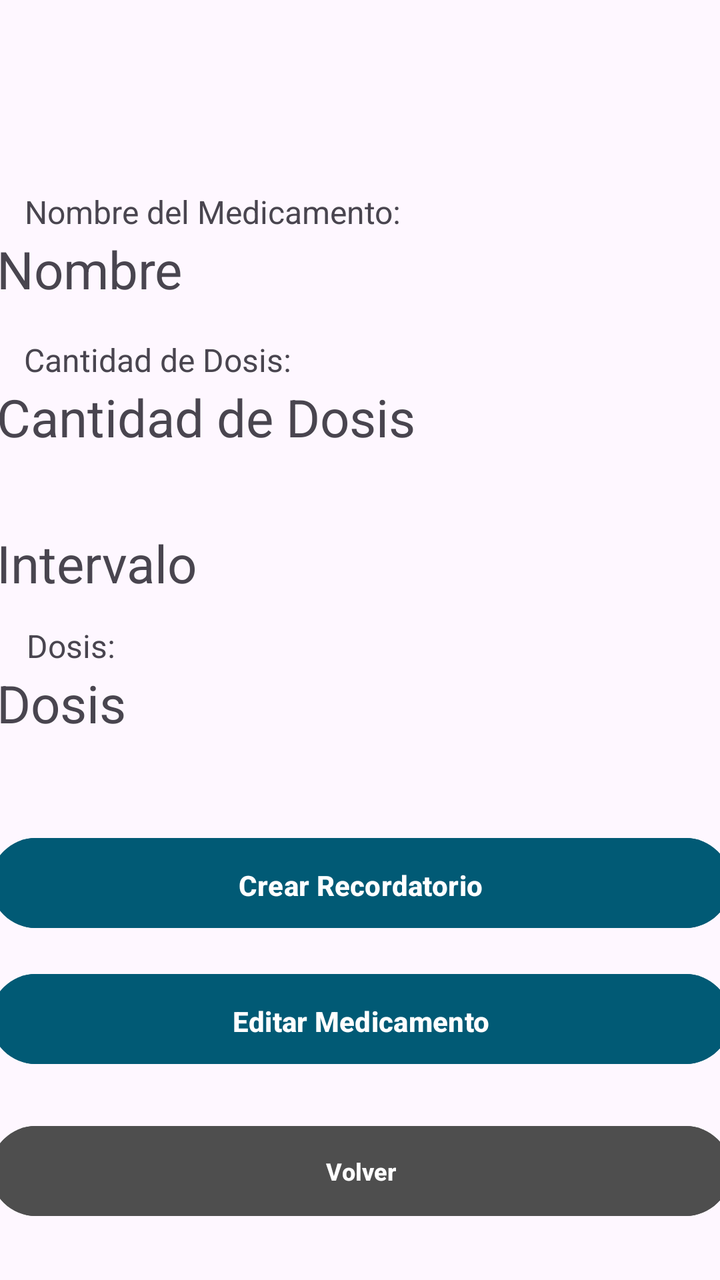
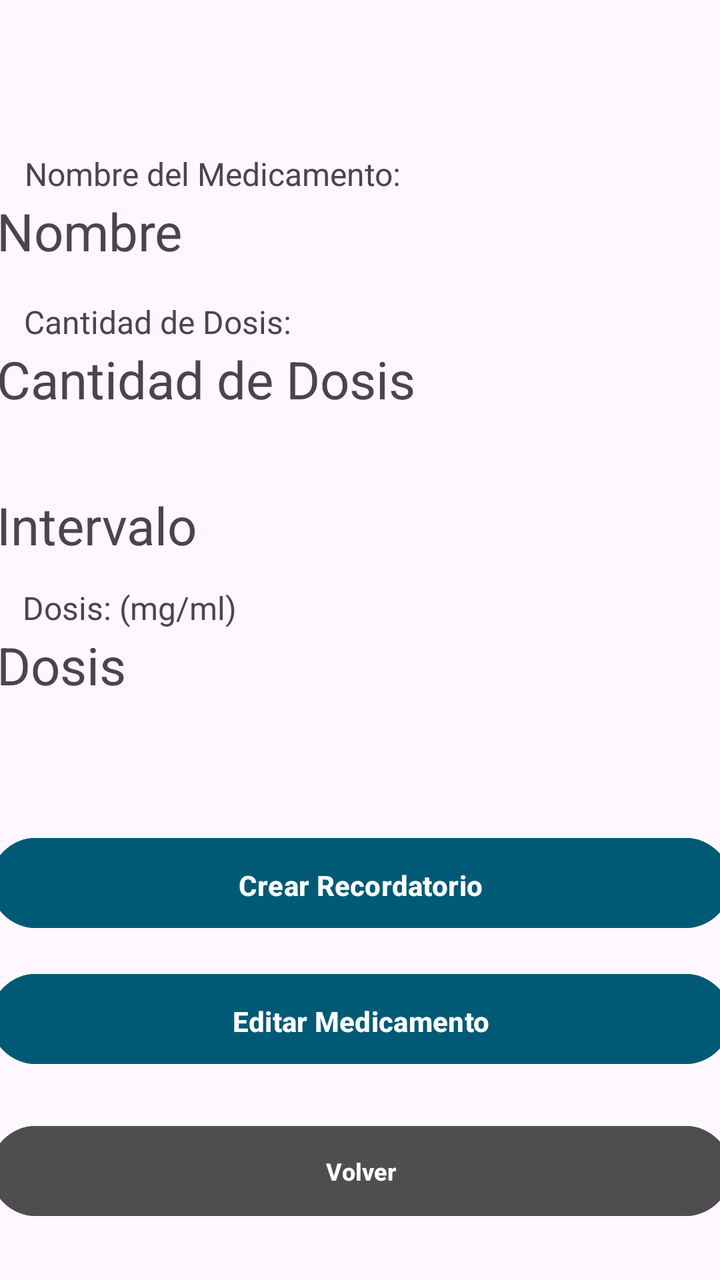

Screens rendered from an Android XML layout before and after an edit, with the pre-edit source and the edit as a unified diff.
<!-- AndroidManifest.xml: application theme Theme.MobilesVC -->
<!-- res/layout/medicamento_view.xml -->
<?xml version="1.0" encoding="utf-8"?>
<androidx.constraintlayout.widget.ConstraintLayout xmlns:android="http://schemas.android.com/apk/res/android"
    xmlns:app="http://schemas.android.com/apk/res-auto"
    xmlns:tools="http://schemas.android.com/tools"
    android:layout_width="match_parent"
    android:layout_height="match_parent">

    <Button
        android:id="@+id/vToRecordatorioCrear2"
        android:layout_width="370dp"
        android:layout_height="53dp"
        android:layout_marginBottom="172dp"
        android:backgroundTint="#015A75"
        android:paddingVertical="14dp"
        android:text="Crear Recordatorio"
        android:textStyle="bold"
        app:layout_constraintBottom_toBottomOf="parent"
        app:layout_constraintEnd_toEndOf="parent"
        app:layout_constraintHorizontal_bias="0.5"
        app:layout_constraintStart_toStartOf="parent" />

    <TextView
        android:id="@+id/textView58"
        android:layout_width="100dp"
        android:layout_height="22dp"
        android:text="Dosis:"
        android:textSize="16sp"
        app:layout_constraintBottom_toTopOf="@+id/vDosis"
        app:layout_constraintEnd_toEndOf="parent"
        app:layout_constraintHorizontal_bias="0.051"
        app:layout_constraintStart_toStartOf="parent" />

    <TextView
        android:id="@+id/textView57"
        android:layout_width="200dp"
        android:layout_height="22dp"
        android:layout_marginTop="332dp"
        android:text="Intervalo entre Dosis:"
        android:textSize="16sp"
        app:layout_constraintBottom_toTopOf="@+id/vIntervaloMedicamento"
        app:layout_constraintEnd_toEndOf="parent"
        app:layout_constraintHorizontal_bias="0.075"
        app:layout_constraintStart_toStartOf="parent"
        app:layout_constraintTop_toTopOf="parent"
        app:layout_constraintVertical_bias="1.0" />

    <TextView
        android:id="@+id/textView56"
        android:layout_width="200dp"
        android:layout_height="22dp"
        android:text="Cantidad de Dosis:"
        android:textSize="16sp"
        app:layout_constraintBottom_toTopOf="@+id/vCantidadMedicamento"
        app:layout_constraintEnd_toEndOf="parent"
        app:layout_constraintHorizontal_bias="0.075"
        app:layout_constraintStart_toStartOf="parent" />

    <TextView
        android:id="@+id/textView55"
        android:layout_width="200dp"
        android:layout_height="22dp"
        android:text="Nombre del Medicamento:"
        android:textSize="16sp"
        app:layout_constraintBottom_toTopOf="@+id/vNombreMedicamento"
        app:layout_constraintEnd_toEndOf="parent"
        app:layout_constraintHorizontal_bias="0.077"
        app:layout_constraintStart_toStartOf="parent" />

    <TextView
        android:id="@+id/vDosis"
        android:layout_width="364dp"
        android:layout_height="50dp"
        android:layout_marginBottom="31dp"
        android:text="Dosis"
        android:textSize="26sp"
        app:layout_constraintBottom_toTopOf="@+id/vToRecordatorioCrear2"
        app:layout_constraintEnd_toEndOf="parent"
        app:layout_constraintStart_toStartOf="parent" />

    <TextView
        android:id="@+id/vIntervaloMedicamento"
        android:layout_width="364dp"
        android:layout_height="50dp"
        android:layout_marginBottom="20dp"
        android:text="Intervalo"
        android:textSize="26sp"
        app:layout_constraintBottom_toTopOf="@+id/vDosis"
        app:layout_constraintEnd_toEndOf="parent"
        app:layout_constraintStart_toStartOf="parent" />

    <TextView
        android:id="@+id/vCantidadMedicamento"
        android:layout_width="364dp"
        android:layout_height="50dp"
        android:layout_marginBottom="23dp"
        android:text="Cantidad de Dosis"
        android:textSize="26sp"
        app:layout_constraintBottom_toTopOf="@+id/vIntervaloMedicamento"
        app:layout_constraintEnd_toEndOf="parent"
        app:layout_constraintStart_toStartOf="parent" />

    <TextView
        android:id="@+id/vNombreMedicamento"
        android:layout_width="364dp"
        android:layout_height="50dp"
        android:layout_marginBottom="24dp"
        android:text="Nombre"
        android:textSize="26sp"
        app:layout_constraintBottom_toTopOf="@+id/vCantidadMedicamento"
        app:layout_constraintEnd_toEndOf="parent"
        app:layout_constraintStart_toStartOf="parent" />

    <Button
        android:id="@+id/vToMedicamentoEdit"
        android:layout_width="370dp"
        android:layout_height="53dp"
        android:layout_marginBottom="23dp"
        android:backgroundTint="#015A75"
        android:paddingVertical="14dp"
        android:text="Editar Medicamento"
        android:textStyle="bold"
        app:layout_constraintBottom_toTopOf="@+id/vVolverMedicamento"
        app:layout_constraintEnd_toEndOf="parent"
        app:layout_constraintHorizontal_bias="0.5"
        app:layout_constraintStart_toStartOf="parent" />

    <TextView
        android:id="@+id/textView11"
        android:layout_width="250dp"
        android:layout_height="wrap_content"
        android:layout_marginStart="50dp"
        android:layout_marginTop="71dp"
        android:layout_marginEnd="50dp"
        android:layout_marginBottom="102dp"
        android:fontFamily="sans-serif"
        android:text="Medicamento"
        android:textColor="#000000"
        android:textSize="34sp"
        android:textStyle="bold|italic"
        app:layout_constraintBottom_toTopOf="@+id/vNombreMedicamento"
        app:layout_constraintEnd_toEndOf="parent"
        app:layout_constraintStart_toStartOf="parent"
        app:layout_constraintTop_toTopOf="parent"
        tools:textSize="26sp" />

    <Button
        android:id="@+id/vVolverMedicamento"
        android:layout_width="370dp"
        android:layout_height="53dp"
        android:layout_marginHorizontal="24dp"
        android:layout_marginStart="12dp"
        android:layout_marginEnd="12dp"
        android:layout_marginBottom="28dp"
        android:backgroundTint="#4E4E4E"
        android:paddingVertical="10dp"
        android:text="Volver"
        android:textSize="12sp"
        android:textStyle="bold"
        android:visibility="visible"
        app:layout_constraintBottom_toBottomOf="parent"
        app:layout_constraintEnd_toEndOf="parent"
        app:layout_constraintHorizontal_bias="0.5"
        app:layout_constraintStart_toStartOf="parent" />

</androidx.constraintlayout.widget.ConstraintLayout>
<!-- resources referenced by this layout -->
<resources>
  <style name="Theme.MobilesVC" parent="Base.Theme.MobilesVC" />
  <style name="Base.Theme.MobilesVC" parent="Theme.Material3.DayNight.NoActionBar">
          
          
      </style>
</resources>

<!-- the commit's change to res/layout/medicamento_view.xml (unified diff, before → after) -->
@@ -21,9 +21,9 @@
 
     <TextView
         android:id="@+id/textView58"
-        android:layout_width="100dp"
+        android:layout_width="140dp"
         android:layout_height="22dp"
-        android:text="Dosis:"
+        android:text="Dosis: (mg/ml)"
         android:textSize="16sp"
         app:layout_constraintBottom_toTopOf="@+id/vDosis"
         app:layout_constraintEnd_toEndOf="parent"
@@ -35,7 +35,7 @@
         android:layout_width="200dp"
         android:layout_height="22dp"
         android:layout_marginTop="332dp"
-        android:text="Intervalo entre Dosis:"
+        android:text="Intervalo entre Dosis: (Hrs)"
         android:textSize="16sp"
         app:layout_constraintBottom_toTopOf="@+id/vIntervaloMedicamento"
         app:layout_constraintEnd_toEndOf="parent"
@@ -70,7 +70,7 @@
         android:id="@+id/vDosis"
         android:layout_width="364dp"
         android:layout_height="50dp"
-        android:layout_marginBottom="31dp"
+        android:layout_marginBottom="50dp"
         android:text="Dosis"
         android:textSize="26sp"
         app:layout_constraintBottom_toTopOf="@+id/vToRecordatorioCrear2"
@@ -129,9 +129,9 @@
         android:layout_width="250dp"
         android:layout_height="wrap_content"
         android:layout_marginStart="50dp"
-        android:layout_marginTop="71dp"
+        android:layout_marginTop="45dp"
         android:layout_marginEnd="50dp"
-        android:layout_marginBottom="102dp"
+        android:layout_marginBottom="70dp"
         android:fontFamily="sans-serif"
         android:text="Medicamento"
         android:textColor="#000000"
